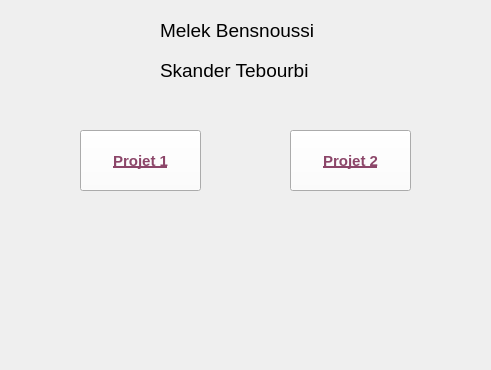
Old version of the form Interfaces/form.ui in the repository MohamedRebai41/Operations_Research_Project; both pictures show x 150 to 641 and y 170 to 540 of the 807 by 540 pixel window.
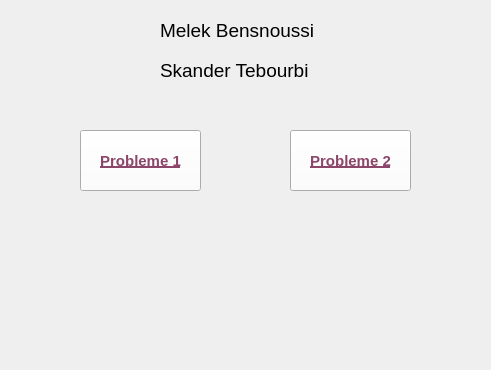
New version of the form.

```diff
--- a/Interfaces/form.ui
+++ b/Interfaces/form.ui
@@ -86,7 +86,7 @@
      </font>
     </property>
     <property name="text">
-     <string>Projet 1</string>
+     <string>Probleme 1</string>
     </property>
    </widget>
    <widget class="QPushButton" name="button2">
@@ -106,7 +106,7 @@
      </font>
     </property>
     <property name="text">
-     <string>Projet 2</string>
+     <string>Probleme 2</string>
     </property>
    </widget>
    <widget class="QLabel" name="title">
```
